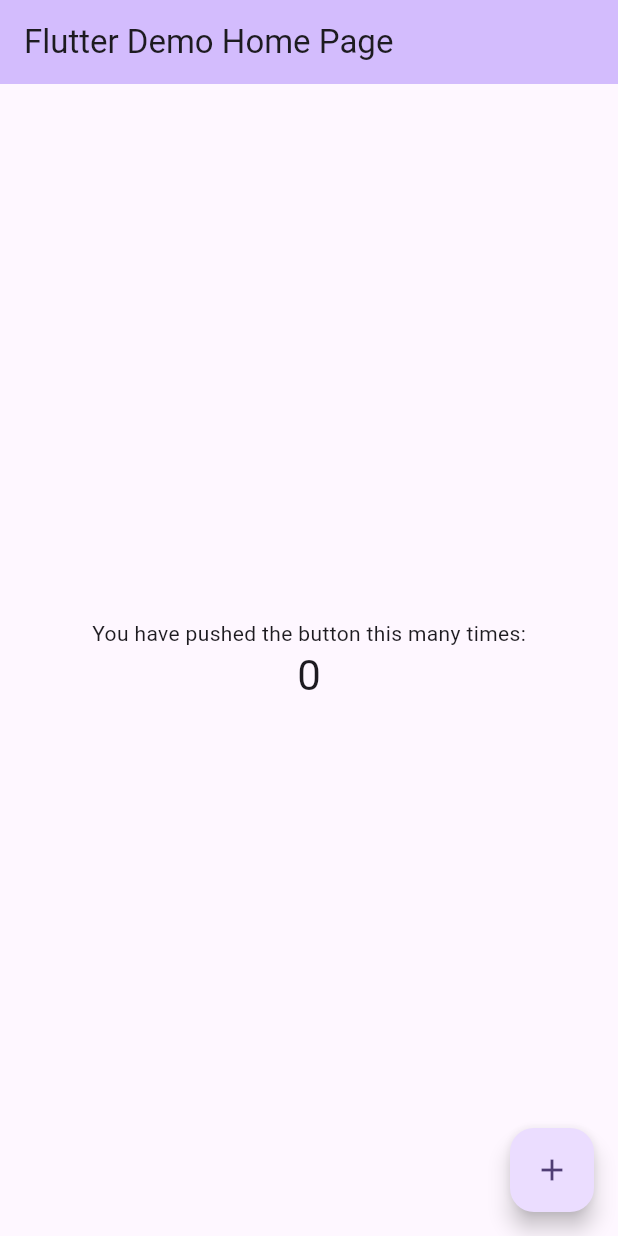
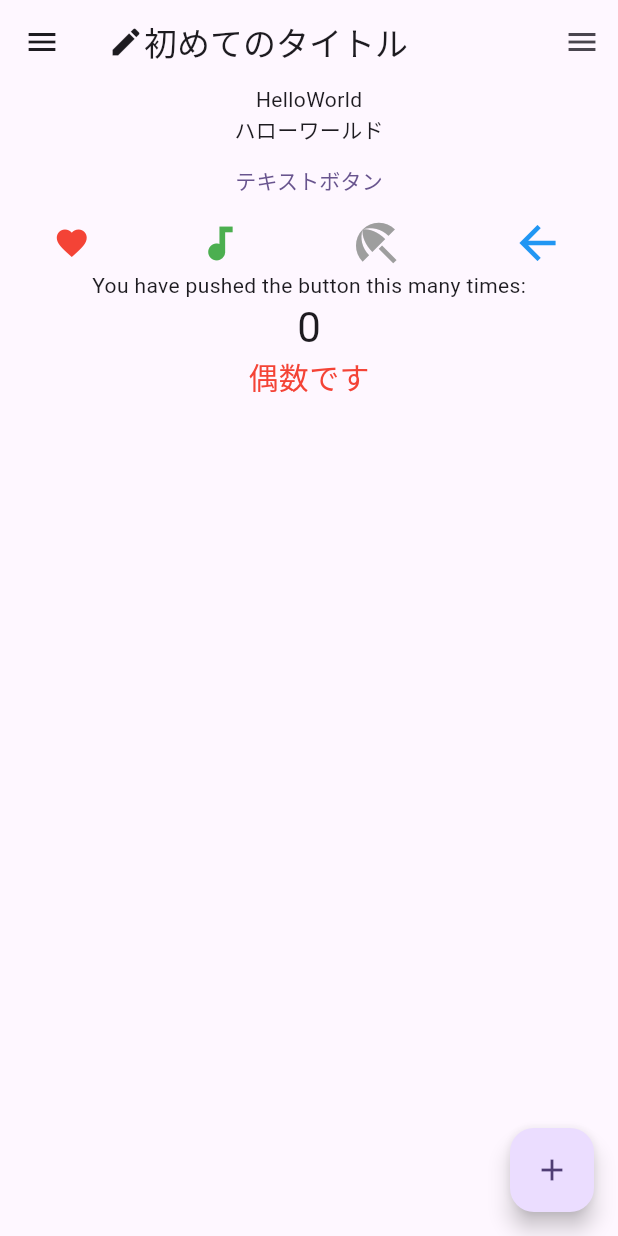
Before and after one commit to seino-ta/flutter-helloworld, a Flutter app: the screen it shows after launch, on a phone screen of 412 x 824 dp. Run offline on Flutter 3.47's test engine with Material 3 defaults, Android fonts, the phone set to English and light mode, and no system bars.

Commit message:
add counter myself and display control

```diff
--- a/lib/main.dart
+++ b/lib/main.dart
@@ -3,6 +3,7 @@ import 'package:flutter/material.dart';
 // 1. エントリーポイントのmain関数
 void main() {
   // 2. MyAppを呼び出す
+  print("Call run App");
   runApp(const MyApp());
 }
 
@@ -11,27 +12,11 @@ class MyApp extends StatelessWidget {
   const MyApp({super.key});
 
   // 3. タイトルとテーマを設定する。画面の本体はMyHomePageで作る
-  // This widget is the root of your application.
   @override
   Widget build(BuildContext context) {
     return MaterialApp(
       title: 'Flutter Demo',
       theme: ThemeData(
-        // This is the theme of your application.
-        //
-        // TRY THIS: Try running your application with "flutter run". You'll see
-        // the application has a purple toolbar. Then, without quitting the app,
-        // try changing the seedColor in the colorScheme below to Colors.green
-        // and then invoke "hot reload" (save your changes or press the "hot
-        // reload" button in a Flutter-supported IDE, or press "r" if you used
-        // the command line to start the app).
-        //
-        // Notice that the counter didn't reset back to zero; the application
-        // state is not lost during the reload. To reset the state, use hot
-        // restart instead.
-        //
-        // This works for code too, not just values: Most code changes can be
-        // tested with just a hot reload.
         colorScheme: ColorScheme.fromSeed(seedColor: Colors.deepPurple),
         useMaterial3: true,
       ),
@@ -42,95 +27,89 @@ class MyApp extends StatelessWidget {
 
 class MyHomePage extends StatefulWidget {
   const MyHomePage({super.key, required this.title});
-
-  // This widget is the home page of your application. It is stateful, meaning
-  // that it has a State object (defined below) that contains fields that affect
-  // how it looks.
-
-  // This class is the configuration for the state. It holds the values (in this
-  // case the title) provided by the parent (in this case the App widget) and
-  // used by the build method of the State. Fields in a Widget subclass are
-  // always marked "final".
-
   final String title;
 
+  // _MyHomePageStateを利用する
   @override
   State<MyHomePage> createState() => _MyHomePageState();
 }
 
 class _MyHomePageState extends State<MyHomePage> {
   int _counter = 0;
-
-  // 5. カウンタが押された時のメソッド
+  String _type = "偶数";
   void _incrementCounter() {
+    print("Count up");
     setState(() {
-      // This call to setState tells the Flutter framework that something has
-      // changed in this State, which causes it to rerun the build method below
-      // so that the display can reflect the updated values. If we changed
-      // _counter without calling setState(), then the build method would not be
-      // called again, and so nothing would appear to happen.
       _counter++;
-      print("Hello World");
+      if (_counter % 2 == 0) {
+        _type = "偶数";
+      } else {
+        _type = "奇数";
+      }
     });
   }
 
   @override
   Widget build(BuildContext context) {
-    // 4. MyHomePageの画面を構築する部分
-    // This method is rerun every time setState is called, for instance as done
-    // by the _incrementCounter method above.
-    //
-    // The Flutter framework has been optimized to make rerunning build methods
-    // fast, so that you can just rebuild anything that needs updating rather
-    // than having to individually change instances of widgets.
     return Scaffold(
-      // 画面上部のタイトル部分
       appBar: AppBar(
-        // TRY THIS: Try changing the color here to a specific color (to
-        // Colors.amber, perhaps?) and trigger a hot reload to see the AppBar
-        // change color while the other colors stay the same.
-        backgroundColor: Theme.of(context).colorScheme.inversePrimary,
-        // Here we take the value from the MyHomePage object that was created by
-        // the App.build method, and use it to set our appbar title.
-        title: Text(widget.title),
+        title: Row(children: const [
+          Icon(Icons.create),
+          Text("初めてのタイトル"),
+        ]),
       ),
-      body: Center(
-        // Center is a layout widget. It takes a single child and positions it
-        // in the middle of the parent.
-        child: Column(
-          // Column is also a layout widget. It takes a list of children and
-          // arranges them vertically. By default, it sizes itself to fit its
-          // children horizontally, and tries to be as tall as its parent.
-          //
-          // Column has various properties to control how it sizes itself and
-          // how it positions its children. Here we use mainAxisAlignment to
-          // center the children vertically; the main axis here is the vertical
-          // axis because Columns are vertical (the cross axis would be
-          // horizontal).
-          //
-          // TRY THIS: Invoke "debug painting" (choose the "Toggle Debug Paint"
-          // action in the IDE, or press "p" in the console), to see the
-          // wireframe for each widget.
-          mainAxisAlignment: MainAxisAlignment.center,
-          children: <Widget>[
-            // 画面の中央に表示されるテキスト
+      body: Column(
+        children: [
+          const Text("HelloWorld"),
+          const Text("ハローワールド"),
+          TextButton(
+            onPressed: () => {print("ボタンが押されたよ")},
+            child: const Text("テキストボタン"),
+          ),
+          Row(
+              mainAxisAlignment: MainAxisAlignment.spaceAround,
+              children: const [
+                Icon(
+                  Icons.favorite,
+                  color: Colors.red,
+                  size: 24.0,
+                ),
+                Icon(
+                  Icons.audiotrack,
+                  color: Colors.green,
+                  size: 30.0,
+                ),
+                Icon(
+                  Icons.beach_access,
+                  color: Colors.grey,
+                  size: 36.0,
+                ),
+                Icon(
+                  Icons.arrow_back,
+                  color: Colors.blue,
+                  size: 36.0,
+                ),
+              ]),
+
            const Text(
              'You have pushed the button this many times:',
            ),
-            // テキストの下に表示されるカウンタ値
            Text(
              '$_counter',
              style: Theme.of(context).textTheme.headlineMedium,
            ),
+           if (_counter % 2 == 0)
+             const Text('偶数です', style: TextStyle(fontSize: 20, color: Colors.red)),
+
         ],
       ),
-      ),
-      // 右下の「+」ボタンに対応するフローティングアクションボタン
      floatingActionButton: FloatingActionButton(
        onPressed: _incrementCounter,
        tooltip: 'Increment',
        child: const Icon(Icons.add),
-      ), // This trailing comma makes auto-formatting nicer for build methods.
+     ),
+      drawer: const Drawer(child: Center(child: Text("Drawer"))),
+      endDrawer: const Drawer(child: Center(child: Text("EndDrawer"))),
     );
   }
 }
```
Lines whose indentation alone changed are shown as unchanged.
